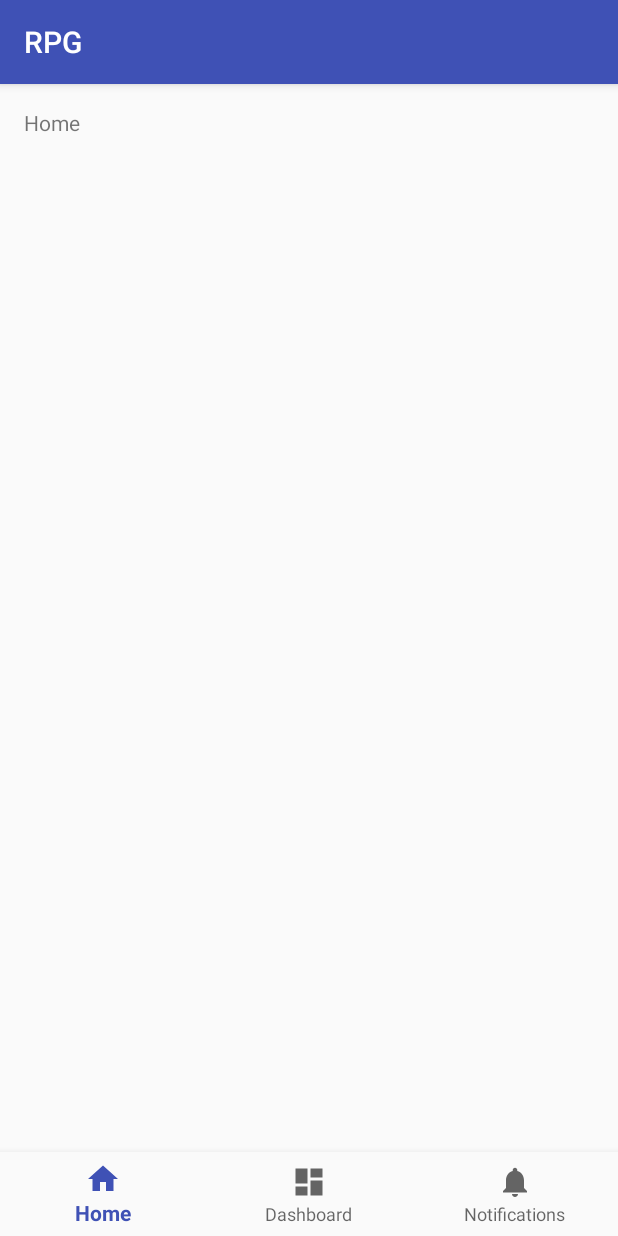
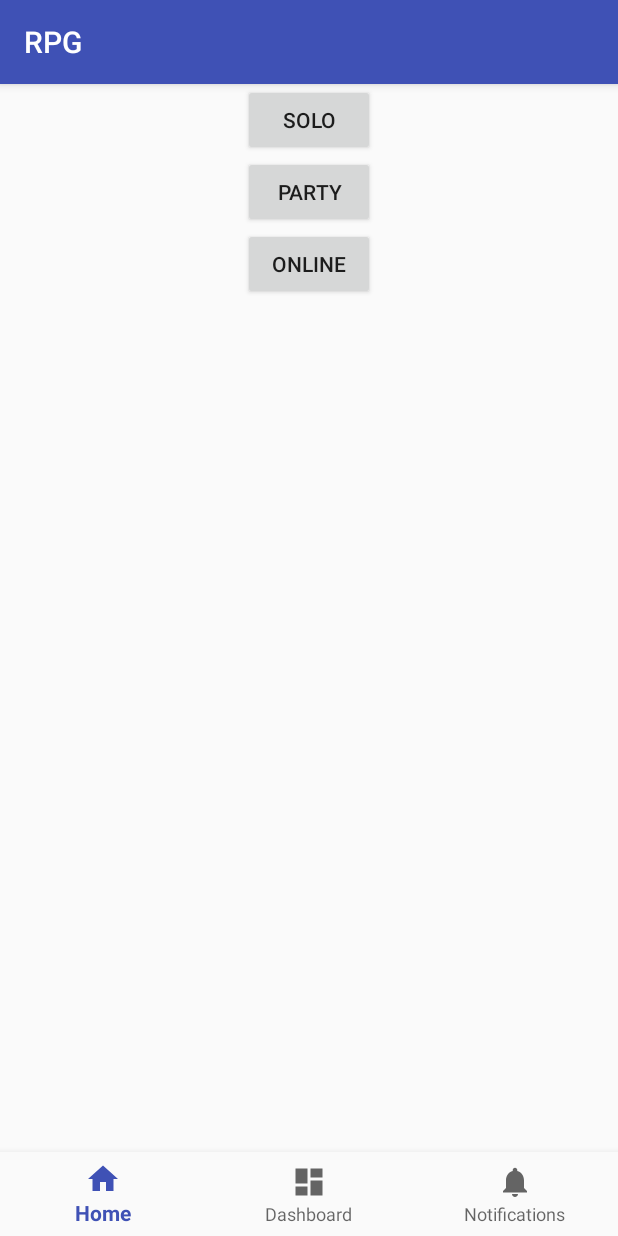
Before and after one commit to noodlegg/RPG, an Android app: the screen it shows after launch (Home), on a phone screen of 412 x 824 dp. Run offline under Robolectric (Android 15) with nearby library versions, the phone set to English and light mode, and no system bars.

Commit message:
Activity templates for development
Created several empty activities to develop specific requirements.

No functionality yet.

```diff
--- a/app/build.gradle
+++ b/app/build.gradle
@@ -9,7 +9,7 @@
         versionCode 1
         versionName "1.0"
         testInstrumentationRunner "android.support.test.runner.AndroidJUnitRunner"
-        vectorDrawables.useSupportLibrary= true
+        vectorDrawables.useSupportLibrary = true
     }
     buildTypes {
         release {
--- a/app/src/main/AndroidManifest.xml
+++ b/app/src/main/AndroidManifest.xml
@@ -18,6 +18,9 @@
                 <category android:name="android.intent.category.LAUNCHER" />
             </intent-filter>
         </activity>
+        <activity android:name=".SwipeMechanic" />
+        <activity android:name=".ShakeMechanic" />
+        <activity android:name=".MultiplayerConnection"></activity>
     </application>
 
 </manifest>
--- a/app/src/main/res/layout/activity_home.xml
+++ b/app/src/main/res/layout/activity_home.xml
@@ -6,17 +6,6 @@
     android:layout_width="match_parent"
     android:layout_height="match_parent"
     tools:context="com.example.sword.rpg.Home">
-
-    <TextView
-        android:id="@+id/message"
-        android:layout_width="wrap_content"
-        android:layout_height="wrap_content"
-        android:layout_marginLeft="@dimen/activity_horizontal_margin"
-        android:layout_marginStart="@dimen/activity_horizontal_margin"
-        android:layout_marginTop="@dimen/activity_vertical_margin"
-        android:text="@string/title_home"
-        app:layout_constraintLeft_toLeftOf="parent"
-        app:layout_constraintTop_toTopOf="parent" />
 
     <android.support.design.widget.BottomNavigationView
         android:id="@+id/navigation"
@@ -30,4 +19,30 @@
         app:layout_constraintRight_toRightOf="parent"
         app:menu="@menu/navigation" />
 
+    <Button
+        android:id="@+id/solo_mode"
+        android:layout_width="wrap_content"
+        android:layout_height="wrap_content"
+        android:text="Solo"
+        app:layout_constraintLeft_toLeftOf="parent"
+        app:layout_constraintRight_toRightOf="parent"/>
+
+    <Button
+        android:id="@+id/party_mode"
+        android:layout_width="wrap_content"
+        android:layout_height="wrap_content"
+        android:text="Party"
+        app:layout_constraintTop_toBottomOf="@id/solo_mode"
+        app:layout_constraintLeft_toLeftOf="parent"
+        app:layout_constraintRight_toRightOf="parent" />
+
+    <Button
+        android:id="@+id/online_mode"
+        android:layout_width="wrap_content"
+        android:layout_height="wrap_content"
+        android:text="Online"
+        app:layout_constraintTop_toBottomOf="@id/party_mode"
+        app:layout_constraintLeft_toLeftOf="parent"
+        app:layout_constraintRight_toRightOf="parent" />
+
 </android.support.constraint.ConstraintLayout>
```
Also changed, not shown: app/src/main/java/com/example/sword/rpg/MultiplayerConnection.java (added, +13 -0 lines), app/src/main/java/com/example/sword/rpg/ShakeMechanic.java (added, +13 -0 lines), app/src/main/java/com/example/sword/rpg/SwipeMechanic.java (added, +13 -0 lines), app/src/main/res/layout/activity_multiplayer_connection.xml (added, +9 -0 lines), app/src/main/res/layout/activity_shake_mechanic.xml (added, +9 -0 lines), app/src/main/res/layout/activity_swipe_mechanic.xml (added, +9 -0 lines).
